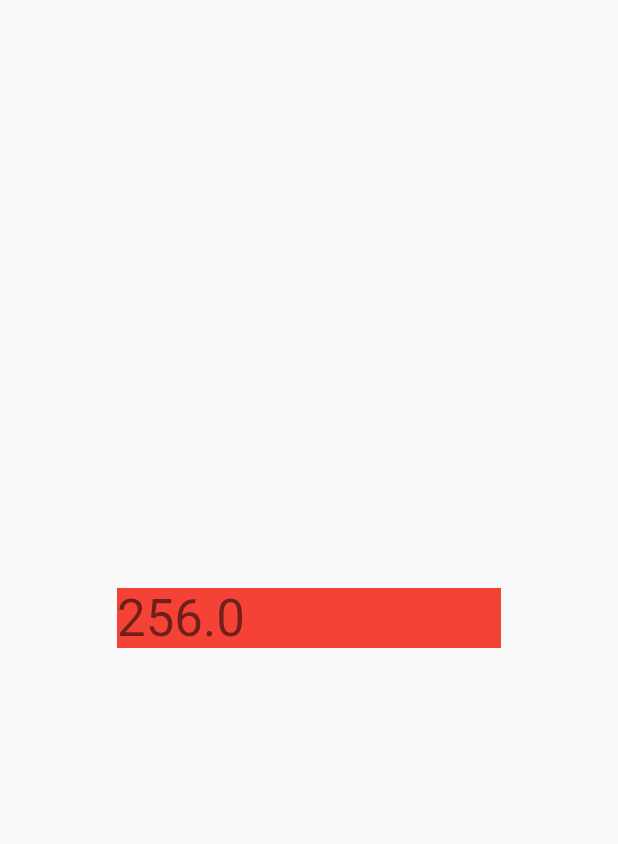
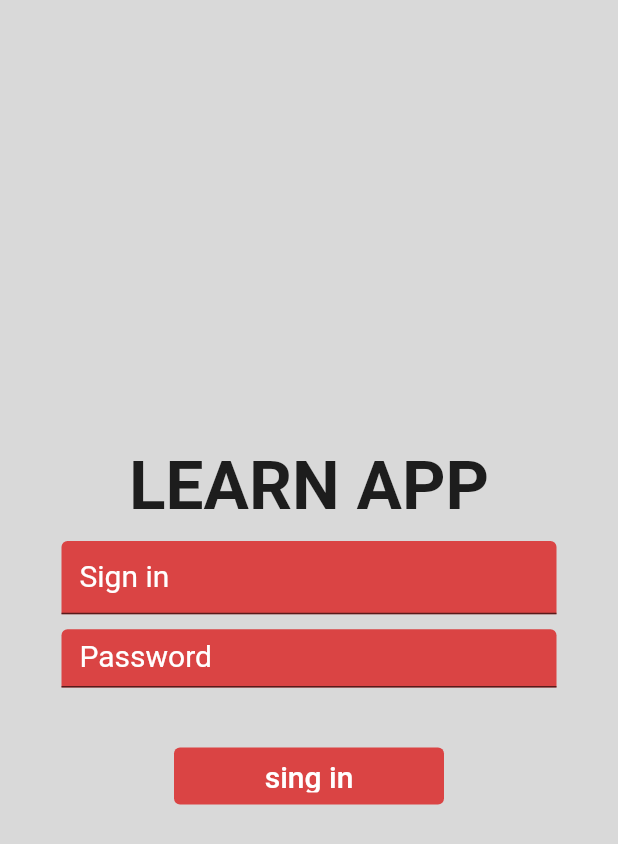
Before and after one commit to IDONTSUDO/flutter_learn, a Flutter app: the screen it shows after launch, on a phone screen of 412 x 824 dp. Shown: the top 844 px of the screen. Run offline on Flutter 3.47's test engine with Material 2 defaults, Android fonts, the phone set to English and light mode, and no system bars; our stand-ins replace device_preview, sizer.

```diff
--- a/lib/app.dart
+++ b/lib/app.dart
@@ -1,6 +1,5 @@
 import 'package:flutter/material.dart';
-import 'package:learn/core/extensions/with_context.dart';
-import 'package:sizer/sizer.dart';
+import 'package:learn/sing_page.dart';
 
 class App extends StatelessWidget {
   const App({super.key});
@@ -12,43 +11,7 @@ class App extends StatelessWidget {
       theme: ThemeData(
         primarySwatch: Colors.blue,
       ),
-      home: const ExamplePage(),
+      home: SignPage(),
     );
   }
 }
-
-class ExamplePage extends StatefulWidget {
-  const ExamplePage({
-    super.key,
-  });
-
-  @override
-  State<ExamplePage> createState() => _ExamplePageState();
-}
-
-class _ExamplePageState extends State<ExamplePage> {
-  @override
-  Widget build(BuildContext context) {
-    return Scaffold(
-      body: Sizer(
-        builder: (BuildContext context, Orientation orientation, DeviceType deviceType) {
-          return Center(
-            child: Column(
-              mainAxisAlignment: MainAxisAlignment.center,
-              children: <Widget>[
-                Container(
-                  color: Colors.red,
-                  width: 256.fw,
-                  child: Text(
-                    256.fw.toString(),
-                    style: Theme.of(context).textTheme.headline4,
-                  ),
-                ),
-              ],
-            ),
-          );
-        },
-      ),
-    );
-  }
-}
--- /dev/null
+++ b/lib/sing_page.dart
@@ -0,0 +1,100 @@
+import 'package:flutter/material.dart';
+import 'package:learn/todo_page.dart';
+import 'package:sizer/sizer.dart';
+
+import 'package:learn/core/extensions/with_context.dart';
+
+class SignPage extends StatefulWidget {
+  const SignPage({
+    super.key,
+  });
+
+  @override
+  State<SignPage> createState() => _SignPageState();
+}
+
+class _SignPageState extends State<SignPage> {
+  @override
+  Widget build(BuildContext context) {
+    const textstl = TextStyle(color: Colors.white, fontSize: 20);
+
+    const logindec = InputDecoration(
+      fillColor: Color(0xFFDA4444),
+      filled: true,
+      labelText: 'Sign in',
+      labelStyle: textstl,
+    );
+
+    const passdec = InputDecoration(
+      fillColor: Color(0xFFDA4444),
+      filled: true,
+      labelText: 'Password',
+      labelStyle: textstl,
+    );
+
+    return Scaffold(
+      backgroundColor: const Color(0xFFD9D9D9),
+      body: Sizer(
+        builder: (BuildContext context, Orientation orientation,
+            DeviceType deviceType) {
+          return Center(
+            child: Column(
+              mainAxisAlignment: MainAxisAlignment.center,
+              children: <Widget>[
+                Container(
+                    alignment: Alignment.center,
+                    padding: const EdgeInsets.all(10),
+                    child: const Text(
+                      "LEARN APP",
+                      style:
+                          TextStyle(fontSize: 45, fontWeight: FontWeight.bold),
+                    )),
+                Container(
+                  padding: const EdgeInsets.fromLTRB(10, 0, 10, 0),
+                  width: 350.fw,
+                  height: 50.fh,
+                  child: const TextField(
+                    decoration: logindec,
+                  ),
+                ),
+                Container(
+                  padding: const EdgeInsets.fromLTRB(10, 10, 10, 0),
+                  width: 350.fw,
+                  height: 50.fh,
+                  child: const TextField(
+                    obscureText: true,
+                    decoration: passdec,
+                  ),
+                ),
+                Container(
+                  width: 200.fw,
+                  height: 80.fh,
+                  padding: const EdgeInsets.fromLTRB(10, 40, 10, 0),
+                  child: TextButton(
+                    style: const ButtonStyle(
+                      backgroundColor:
+                          MaterialStatePropertyAll<Color>(Color(0xFFDA4444)),
+                      foregroundColor:
+                          MaterialStatePropertyAll<Color>(Color(0xFFFFFFFF)),
+                    ),
+                    onPressed: () {
+                      Navigator.push(
+                        context,
+                        MaterialPageRoute(
+                            builder: (context) => const TodoPage()),
+                      );
+                    },
+                    child: const Text(
+                      'sing in',
+                      style: textstl,
+                    ),
+                  ),
+                ),
+              ],
+            ),
+          );
+        },
+      ),
+    );
+  }
+}
```
Also changed, not shown: lib/todo_page.dart (added, +98 -0 lines).
